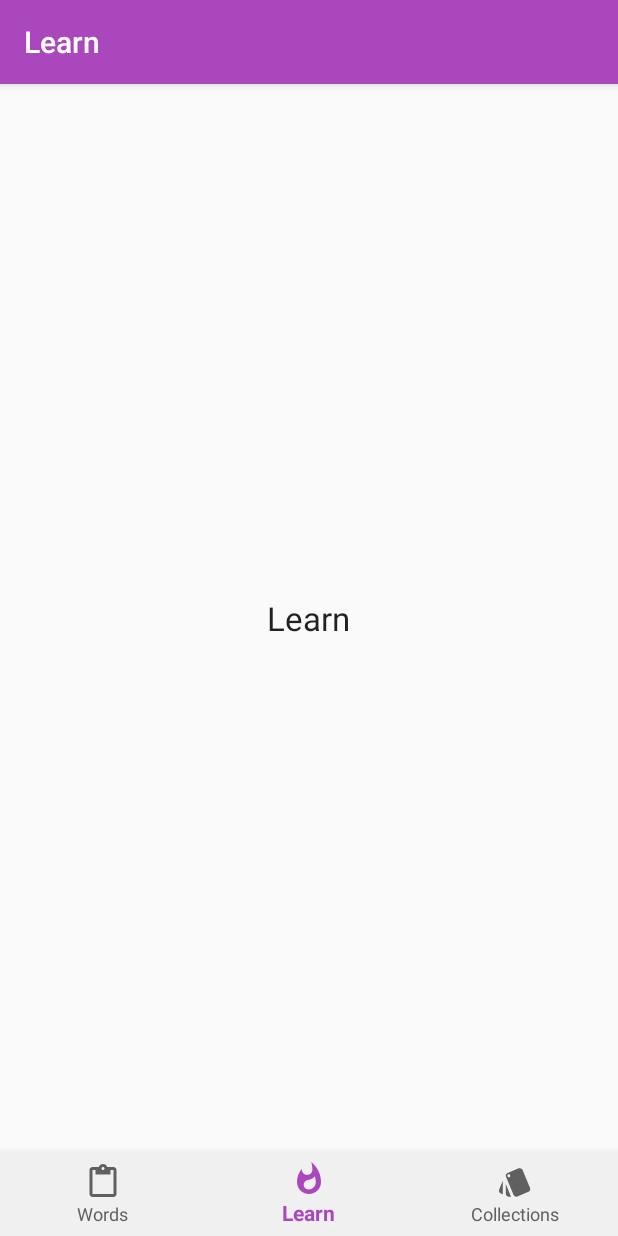
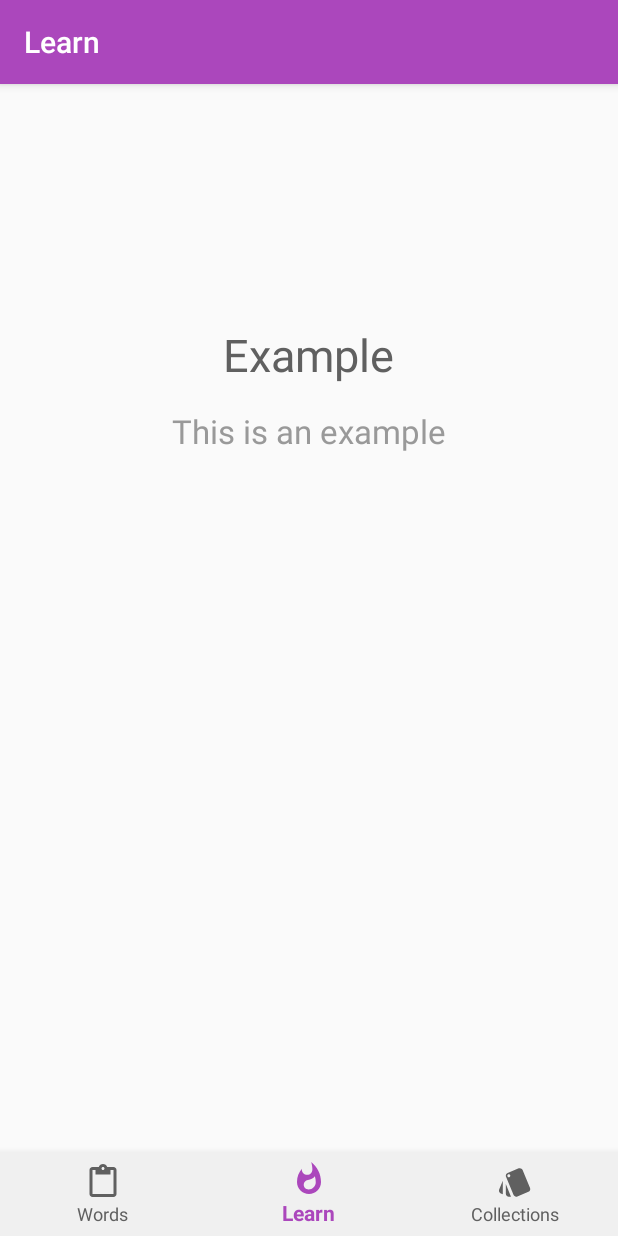
Before and after one commit to ApollosSun/New-Word, an Android app: the screen it shows after launch (MainActivity), item 2 of the bottom bar chosen, on a phone screen of 412 x 824 dp. Run offline under Robolectric (Android 15) with nearby library versions, the phone set to English and light mode, and no system bars; 3 statements that could not run were skipped.

Commit message:
Learn section upgrade 1

```diff
--- a/app/src/main/java/com/example/apollossun/newword/fragments/LearnFragment.java
+++ b/app/src/main/java/com/example/apollossun/newword/fragments/LearnFragment.java
@@ -7,10 +7,30 @@ import android.support.v4.app.Fragment;
 import android.view.LayoutInflater;
 import android.view.View;
 import android.view.ViewGroup;
+import android.widget.FrameLayout;
+import android.widget.LinearLayout;
+import android.widget.TextView;
 
 import com.example.apollossun.newword.R;
+import com.example.apollossun.newword.data.DbHelper;
+import com.example.apollossun.newword.data.model.Word;
+
+import java.util.ArrayList;
+import java.util.List;
 
 public class LearnFragment extends Fragment {
+
+    TextView tvWord;
+    TextView tvTranslation;
+    TextView tvComment;
+
+    LinearLayout linearLayout;
+    private List<Word> wordList = new ArrayList<>();
+    private DbHelper db;
+
+    private boolean isWordCompleted;
+
+    private int i = 0;
 
     @Nullable
     @Override
@@ -19,7 +39,49 @@ public class LearnFragment extends Fragment {
 
         View rootView = inflater.inflate(R.layout.fragment_learn, container, false);
 
+        tvWord = rootView.findViewById(R.id.tv_word);
+        tvTranslation = rootView.findViewById(R.id.tv_translation);
+        tvComment = rootView.findViewById(R.id.tv_comment);
+
+        isWordCompleted = true;
+
+        db = new DbHelper(getActivity());
+        //TODO handle updating
+        wordList.addAll(db.getWords());
+
+        updateWord();
+
+        linearLayout = rootView.findViewById(R.id.word_field);
+        linearLayout.setOnClickListener(new View.OnClickListener() {
+            @Override
+            public void onClick(View v) {
+                updateWord();
+            }
+        });
+
         return rootView;
     }
 
+    private void updateWord(){
+
+        Word word = wordList.get(i);
+
+        if(isWordCompleted){
+            tvWord.setText(word.getWord());
+            tvComment.setText(word.getComment());
+            tvTranslation.setText("");
+            isWordCompleted = false;
+        } else {
+            tvTranslation.setText(word.getTranslation());
+            isWordCompleted = true;
+
+            if(i == wordList.size()-1){
+                i = 0;
+            } else {
+                i++;
+            }
+        }
+
+    }
+
 }
--- a/app/src/main/res/layout/fragment_learn.xml
+++ b/app/src/main/res/layout/fragment_learn.xml
@@ -1,14 +1,37 @@
 <?xml version="1.0" encoding="utf-8"?>
-<RelativeLayout xmlns:android="http://schemas.android.com/apk/res/android"
+<LinearLayout xmlns:android="http://schemas.android.com/apk/res/android"
+    android:id="@+id/word_field"
+    android:layout_width="match_parent"
     android:layout_height="match_parent"
-    android:layout_width="match_parent">
+    android:orientation="vertical">
 
     <TextView
+        android:id="@+id/tv_word"
+        style="@style/LearnWordStyle"
         android:layout_width="wrap_content"
         android:layout_height="wrap_content"
-        android:layout_centerHorizontal="true"
-        android:layout_centerVertical="true"
-        android:text="@string/learn"
-        android:textAppearance="@style/Base.TextAppearance.AppCompat.Large"/>
+        android:layout_marginBottom="16dp"
+        android:layout_marginTop="160dp"
+        android:text="Example"
+        android:textColor="@color/word"
+        android:textSize="30sp" />
 
-</RelativeLayout>
+    <TextView
+        android:id="@+id/tv_comment"
+        style="@style/LearnWordStyle"
+        android:layout_width="wrap_content"
+        android:layout_height="wrap_content"
+        android:layout_marginBottom="16dp"
+        android:text="This is an example"
+        android:textColor="@color/gray" />
+
+    <TextView
+        android:id="@+id/tv_translation"
+        style="@style/LearnWordStyle"
+        android:layout_width="wrap_content"
+        android:layout_height="wrap_content"
+        android:text="Пример"
+        android:textColor="@color/word"
+        android:textSize="30sp" />
+
+</LinearLayout>
--- a/app/src/main/res/values/styles.xml
+++ b/app/src/main/res/values/styles.xml
@@ -32,4 +32,12 @@
         <item name="android:inputType">text|textNoSuggestions</item>
     </style>
 
+    <style name="LearnWordStyle">
+        <item name="android:gravity">center</item>
+        <item name="android:layout_gravity">center</item>
+        <item name="android:layout_marginRight">16dp</item>
+        <item name="android:layout_marginLeft">16dp</item>
+        <item name="android:textAppearance">@style/Base.TextAppearance.AppCompat.Large</item>
+    </style>
+
 </resources>
```
Also changed, not shown: app/src/main/java/com/example/apollossun/newword/MainActivity.java (+16 -2 lines), app/src/main/res/layout/activity_create_word.xml (+11 -7 lines).
